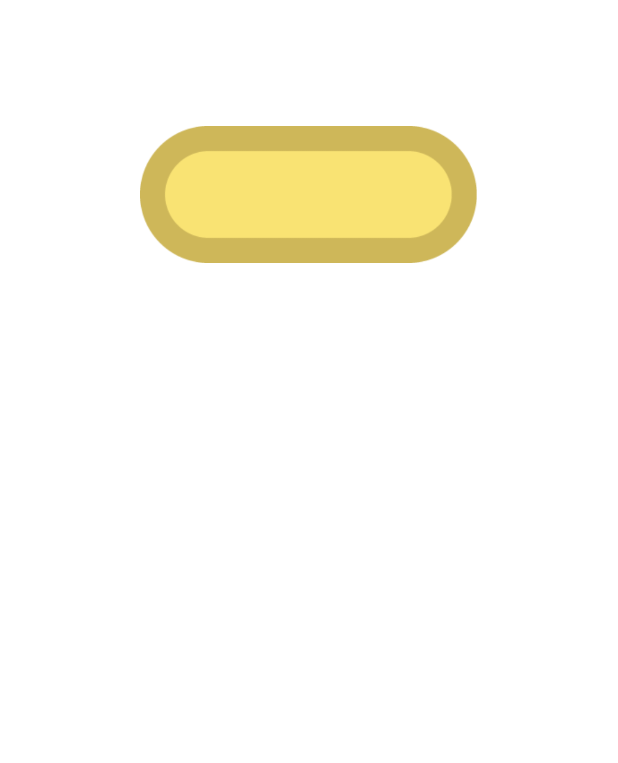
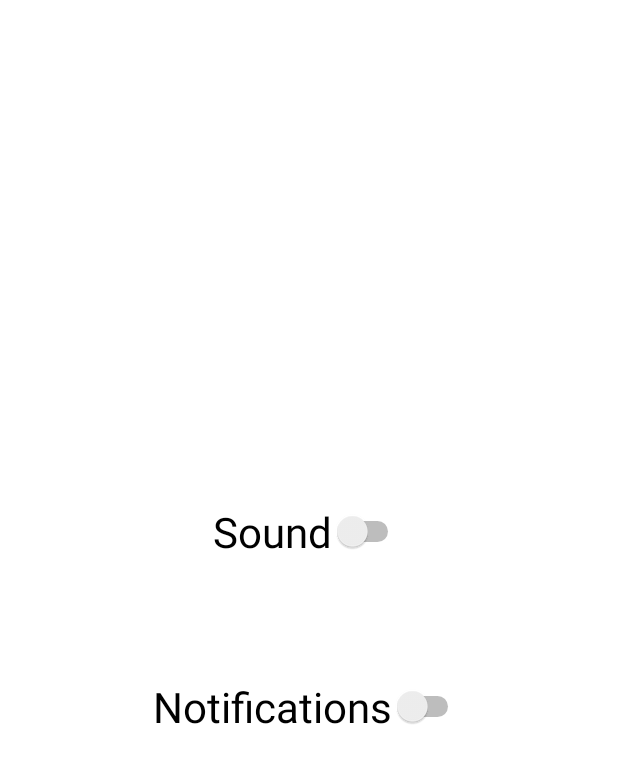
Before and after one commit to Pol-Valverde/HangedRoyale2ntry, an Android app: the OptionsActivity screen opened directly, with no data from a screen before it, on a phone screen of 412 x 824 dp. Shown: the top 763 px of the screen. Run offline under Robolectric (Android 15) with nearby library versions, the phone set to English and light mode, and no system bars; our stand-ins replace Firebase (no records; nobody signed in at launch, a user with empty details on screens opened directly).

Commit message:
Almost finished Options

```diff
--- a/app/src/main/java/com/example/hangedroyale2ntry/OptionsActivity.kt
+++ b/app/src/main/java/com/example/hangedroyale2ntry/OptionsActivity.kt
@@ -17,11 +17,12 @@ class OptionsActivity : AppCompatActivity() {
 
     private val USERS_COLLECTION: String = "users"
 
-    var soundActivated: Boolean = false
-    var notificationActivated:Boolean = false
+    var soundActivated: Boolean = true
+    var notificationActivated:Boolean = true
 
-    var userID: String? = ""
-    val userConfig: UserConfig = UserConfig("", soundActivated, notificationActivated)
+    var userEmail: String? = ""
+    var userConfig: UserConfig = UserConfig(userEmail.toString(), soundActivated, notificationActivated)
+    var users = arrayListOf<UserConfig>()
 
     override fun onCreate(savedInstanceState: Bundle?) {
         super.onCreate(savedInstanceState)
@@ -33,24 +34,71 @@ class OptionsActivity : AppCompatActivity() {
         usersCollection = firestore.collection(USERS_COLLECTION)
 
         firebaseAuth = FirebaseAuth.getInstance()
-        userID = firebaseAuth.currentUser?.email
+        userEmail = firebaseAuth.currentUser?.email
 
-        // Firestore logic:
-            // Button logic:
-                // UpdateFireStore()
+        // Firestore logic: <-- EL GET NO VA POL ---------------------------------------------------------------------------------------------------
+        usersCollection.get().addOnSuccessListener {
+            users = it?.documents?.mapNotNull { dbUser ->
+                dbUser.toObject(UserConfig::class.java)
+            } as ArrayList<UserConfig>
 
-        binding.soundButton.setOnClickListener{
+            val currentUser = users.find{
+                isUserCurrentUser(it)
+            }
+
+            // Sound options logic:
+            if (currentUser?.soundOn == true)
+            {
+                soundActivated = true
+
+                binding.soundSwitch.isChecked = true
+            }
+            else
+            {
+                soundActivated = false
+
+                binding.soundSwitch.isChecked = false
+            }
+
+            // Notification options logic:
+            if (currentUser?.notificationsOn == true)
+            {
+                notificationActivated = true
+
+                binding.notificationSwitch.isChecked = true
+            }
+            else
+            {
+                notificationActivated = false
+
+                binding.notificationSwitch.isChecked = false
+            }
+        }
+
+        // Button logic:
+        binding.soundSwitch.setOnClickListener{
             soundActivated = !soundActivated
 
-            UpdateFireStore()
+            updateFireStore()
+        }
+
+        binding.notificationSwitch.setOnClickListener {
+            notificationActivated = !notificationActivated
+
+            updateFireStore()
         }
     }
 
-    fun UpdateFireStore()
+    fun updateFireStore()
     {
         // Set Firestore values:
-        usersCollection.document(userID.toString()).set(userConfig)
+        userConfig = UserConfig(userEmail.toString(), soundActivated, notificationActivated)
 
-        Toast.makeText(this, ("ME CAGO EN DIOS"), Toast.LENGTH_SHORT).show()
+        usersCollection.document(userEmail.toString()).set(userConfig)
+    }
+
+    fun isUserCurrentUser(user: UserConfig): Boolean
+    {
+        return user.email == userEmail
     }
 }
--- a/app/src/main/java/com/example/hangedroyale2ntry/RegisterActivity.kt
+++ b/app/src/main/java/com/example/hangedroyale2ntry/RegisterActivity.kt
@@ -31,7 +31,7 @@ class RegisterActivity : AppCompatActivity() {
                 }.addOnFailureListener{
                     firebaseAuth.createUserWithEmailAndPassword(username,password)
 
-                    val intent = Intent(this@RegisterActivity, GameActivity::class.java)
+                    val intent = Intent(this@RegisterActivity, MainMenuActivity::class.java)
                     startActivity(intent)
                     finish()
                 }
--- a/app/src/main/java/com/example/hangedroyale2ntry/UserConfig.kt
+++ b/app/src/main/java/com/example/hangedroyale2ntry/UserConfig.kt
@@ -1,7 +1,7 @@
 package com.example.hangedroyale2ntry
 
 data class UserConfig(
-    val userID: String,
+    val email: String,
     val soundOn: Boolean,
     val notificationsOn: Boolean
 )
--- a/app/src/main/res/layout/activity_options.xml
+++ b/app/src/main/res/layout/activity_options.xml
@@ -6,17 +6,33 @@
     android:layout_height="match_parent"
     tools:context=".OptionsActivity">
 
-    <ImageButton
-        android:id="@+id/soundButton"
-        android:layout_width="306dp"
-        android:layout_height="91dp"
-        android:background="#00FFFFFF"
-        android:scaleType="centerInside"
+    <Switch
+        android:id="@+id/soundSwitch"
+        android:layout_width="wrap_content"
+        android:layout_height="wrap_content"
+        android:checked="true"
+        android:text="Sound"
+        android:textSize="28sp"
         app:layout_constraintBottom_toBottomOf="parent"
         app:layout_constraintEnd_toEndOf="parent"
-        app:layout_constraintHorizontal_bias="0.495"
+        app:layout_constraintHorizontal_bias="0.498"
         app:layout_constraintStart_toStartOf="parent"
         app:layout_constraintTop_toTopOf="parent"
-        app:layout_constraintVertical_bias="0.115"
-        app:srcCompat="@drawable/main_screen_login_canvas" />
+        app:layout_constraintVertical_bias="0.427"
+        tools:checked="true" />
+
+    <Switch
+        android:id="@+id/notificationSwitch"
+        android:layout_width="wrap_content"
+        android:layout_height="wrap_content"
+        android:checked="true"
+        android:text="Notifications"
+        android:textSize="28sp"
+        app:layout_constraintBottom_toBottomOf="parent"
+        app:layout_constraintEnd_toEndOf="parent"
+        app:layout_constraintHorizontal_bias="0.497"
+        app:layout_constraintStart_toStartOf="parent"
+        app:layout_constraintTop_toTopOf="parent"
+        app:layout_constraintVertical_bias="0.575"
+        tools:checked="true" />
 </androidx.constraintlayout.widget.ConstraintLayout>
```
